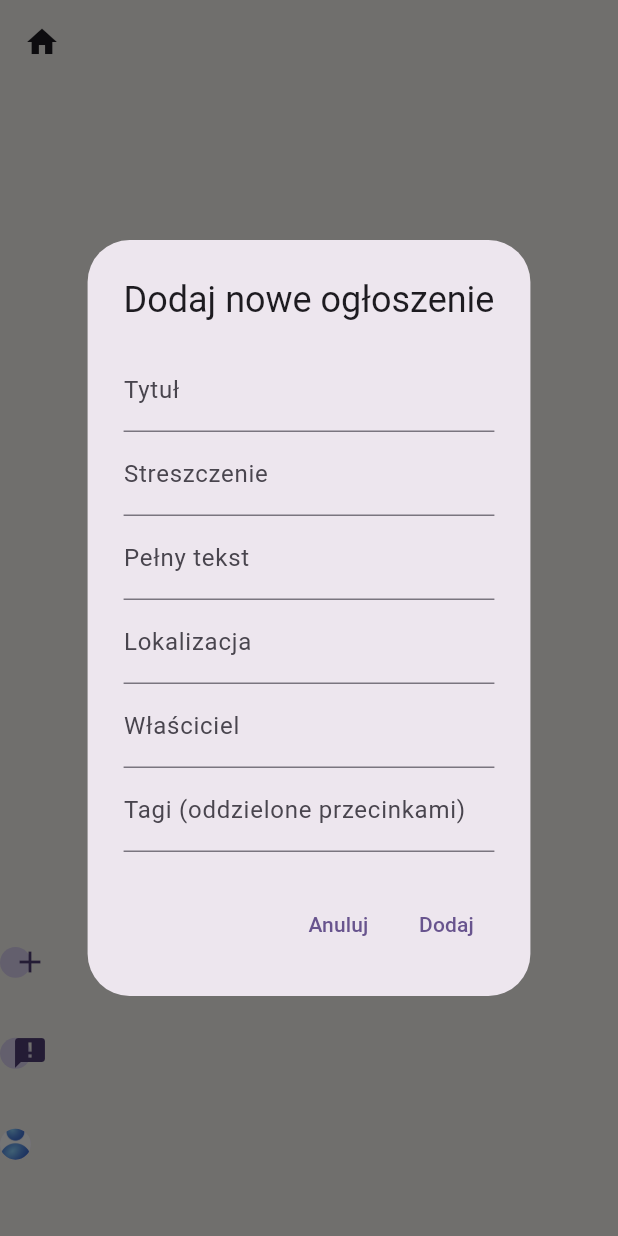
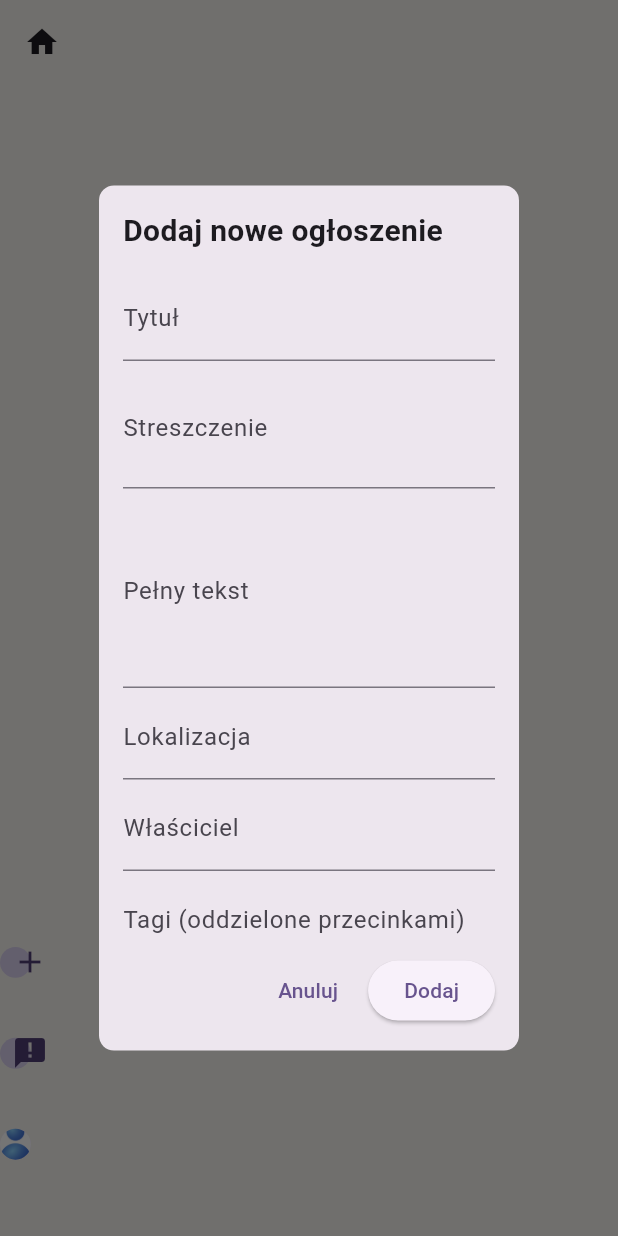
Before and after one commit to KN-Signum/best_app, a Flutter app: the BaseLayout screen opened directly with empty values, after a tap on the "add" icon, on a phone screen of 412 x 824 dp. Run offline on Flutter 3.47's test engine with Material 3 defaults, Android fonts, the phone set to English and light mode, and no system bars.

```diff
--- a/lib/dialogs/add_annoucments_dialog.dart
+++ b/lib/dialogs/add_annoucments_dialog.dart
@@ -13,53 +13,92 @@
   showDialog(
     context: context,
     builder: (BuildContext context) {
-      return AlertDialog(
-        title: const Text('Dodaj nowe ogłoszenie'),
-        content: SingleChildScrollView(
+      final Size size =
+          MediaQuery.of(context).size; // Pobieranie rozmiaru ekranu
+
+      return Dialog(
+        shape: RoundedRectangleBorder(
+          borderRadius: BorderRadius.circular(10),
+        ),
+        child: Container(
+          width: size.width *
+              0.6, // Zwiększenie szerokości do 60% szerokości ekranu
+          height: size.height *
+              0.7, // Zwiększenie wysokości do 70% wysokości ekranu
+          padding: const EdgeInsets.all(16),
           child: Column(
-            mainAxisSize: MainAxisSize.min,
+            crossAxisAlignment: CrossAxisAlignment.start,
+            children: [
+              const Text(
+                'Dodaj nowe ogłoszenie',
+                style: TextStyle(fontSize: 20, fontWeight: FontWeight.bold),
+              ),
+              const SizedBox(height: 16),
+              Expanded(
+                child: SingleChildScrollView(
+                  child: Column(
                     children: [
                       TextField(
                         controller: titleController,
                         decoration: const InputDecoration(labelText: 'Tytuł'),
                       ),
+                      const SizedBox(height: 5),
                       TextField(
                         controller: abstractController,
-                decoration: const InputDecoration(labelText: 'Streszczenie'),
+                        decoration:
+                            const InputDecoration(labelText: 'Streszczenie'),
+                        maxLines: 2, // Streszczenie na maksymalnie dwa wiersze
+                        minLines: 2,
                       ),
+                      const SizedBox(height: 5),
                       TextField(
                         controller: fullTextController,
-                decoration: const InputDecoration(labelText: 'Pełny tekst'),
+                        decoration:
+                            const InputDecoration(labelText: 'Pełny tekst'),
+                        minLines: 4,
+                        maxLines:
+                            4, // Pełny tekst na maksymalnie cztery wiersze
                       ),
+                      const SizedBox(height: 5),
                       TextField(
                         controller: locationController,
-                decoration: const InputDecoration(labelText: 'Lokalizacja'),
+                        decoration:
+                            const InputDecoration(labelText: 'Lokalizacja'),
                       ),
+                      const SizedBox(height: 5),
                       TextField(
                         controller: ownerController,
-                decoration: const InputDecoration(labelText: 'Właściciel'),
+                        decoration:
+                            const InputDecoration(labelText: 'Właściciel'),
                       ),
+                      const SizedBox(height: 5),
                       TextField(
                         controller: tagsController,
                         decoration: const InputDecoration(
-                    labelText: 'Tagi (oddzielone przecinkami)'),
+                          labelText: 'Tagi (oddzielone przecinkami)',
+                        ),
                       ),
                     ],
                   ),
                 ),
-        actions: [
+              ),
+              Row(
+                mainAxisAlignment: MainAxisAlignment.end,
+                children: [
                   TextButton(
                     onPressed: () {
                       Navigator.of(context).pop();
                     },
                     child: const Text('Anuluj'),
                   ),
-          TextButton(
+                  const SizedBox(width: 8),
+                  ElevatedButton(
                     onPressed: () {
                       // Przekazanie wprowadzonego ogłoszenia do funkcji onAdd
                       onAdd(
                         Annoucment(
-                  id: UniqueKey().toString(), // Generowanie unikalnego ID
+                          id: UniqueKey()
+                              .toString(), // Generowanie unikalnego ID
                           title: titleController.text,
                           abstract: abstractController.text,
                           fullText: fullTextController.text,
@@ -68,16 +107,20 @@
                               .map((tag) => tag.trim())
                               .toList(),
                           owner: ownerController.text,
-                  ownerId: 'unknown', // Można ustawić właściciela jako domyślny
+                          ownerId:
+                              'unknown', // Można ustawić właściciela jako domyślny
                           ownerPicture:
                               'default.jpg', // Przykładowa wartość dla zdjęcia
                           ownerType: 'Student', // Domyślnie jako student
                           views: 0, // Domyślna wartość wyświetleń
-                  whenAdded: DateTime.now().toIso8601String(), // Bieżąca data
+                          whenAdded:
+                              DateTime.now().toIso8601String(), // Bieżąca data
                           location: locationController.text,
-                  isActive: true, // Nowe ogłoszenia są domyślnie aktywne
+                          isActive:
+                              true, // Nowe ogłoszenia są domyślnie aktywne
                           workingType: 'FullTime', // Domyślny typ pracy
-                  levelOfExperience: 'Entry', // Domyślny poziom doświadczenia
+                          levelOfExperience:
+                              'Entry', // Domyślny poziom doświadczenia
                           requirements: [], // Puste wymagania na razie
                         ),
                       );
@@ -86,6 +129,10 @@
                     child: const Text('Dodaj'),
                   ),
                 ],
+              ),
+            ],
+          ),
+        ),
       );
     },
   );
--- a/lib/main.dart
+++ b/lib/main.dart
@@ -19,7 +19,7 @@
         useMaterial3: true,
       ),
       debugShowCheckedModeBanner: false,
-      home: Home(),
+      home: const LoginScreen(),
     );
   }
 }
--- a/lib/screens/home.dart
+++ b/lib/screens/home.dart
@@ -7,7 +7,8 @@
 import '../model/annoucment.dart';
 
 class Home extends StatefulWidget {
-  const Home({super.key});
+  Home({super.key, required this.userId});
+  final String? userId;
 
   @override
   _HomeState createState() => _HomeState();
--- a/lib/widgets/base_layout.dart
+++ b/lib/widgets/base_layout.dart
@@ -16,14 +16,15 @@
       backgroundColor: const Color.fromRGBO(244, 242, 238, 100),
       appBar: AppBar(
         leading: IconButton(
-          // to jest ikonka home
-          icon: const Icon(Icons.home),
-          onPressed: () => Navigator.of(context).push(
-            MaterialPageRoute(
-              builder: (context) => const Home(),
+            // to jest ikonka home
+            icon: const Icon(Icons.home),
+            onPressed: () {}
+            // Navigator.of(context).push(
+            //   MaterialPageRoute(
+            //     builder: (context) => Home(),
+            //   ),
+            // ),
             ),
-          ),
-        ),
         automaticallyImplyLeading: false,
         backgroundColor: const Color.fromRGBO(244, 242, 238, 100),
       ),
```
Also changed, not shown: lib/screens/auth.dart (+27 -7 lines), lib/services/api_service.dart (+51 -0 lines), lib/widgets/annoucment_widget.dart (+4 -9 lines). Lines whose indentation alone changed are shown as unchanged.
